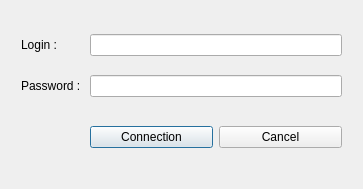
mariedegen/QtProject, file identificationdialog.ui: the form before one commit.
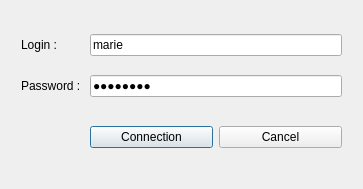
The form after the commit. Icons and pictures are not drawn.

What changed in the file:
```diff
--- a/identificationdialog.ui
+++ b/identificationdialog.ui
@@ -54,6 +54,9 @@
      </item>
      <item row="2" column="1">
       <widget class="QLineEdit" name="password_input">
+       <property name="text">
+        <string>stephane</string>
+       </property>
        <property name="echoMode">
         <enum>QLineEdit::Password</enum>
        </property>
@@ -67,7 +70,11 @@
       </widget>
      </item>
      <item row="1" column="1">
-      <widget class="QLineEdit" name="login_input"/>
+      <widget class="QLineEdit" name="login_input">
+       <property name="text">
+        <string>marie</string>
+       </property>
+      </widget>
      </item>
      <item row="4" column="1">
       <layout class="QVBoxLayout" name="verticalLayout">
```
Left out of the diff: 6 changed lines with no effect on the pictures.
